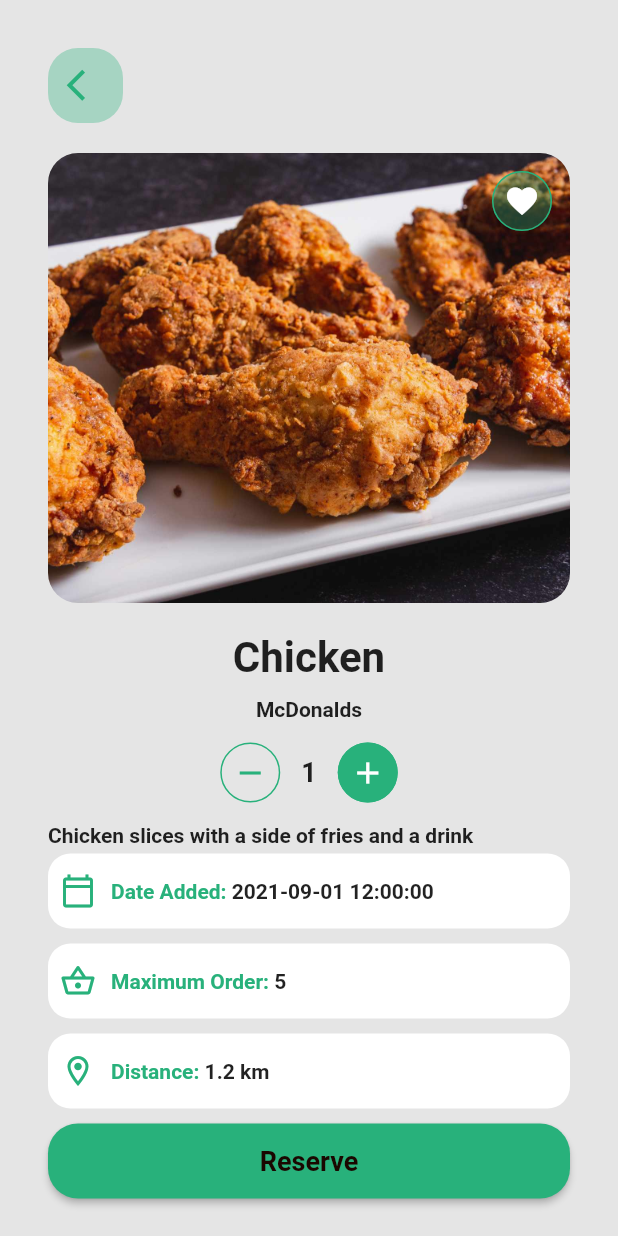
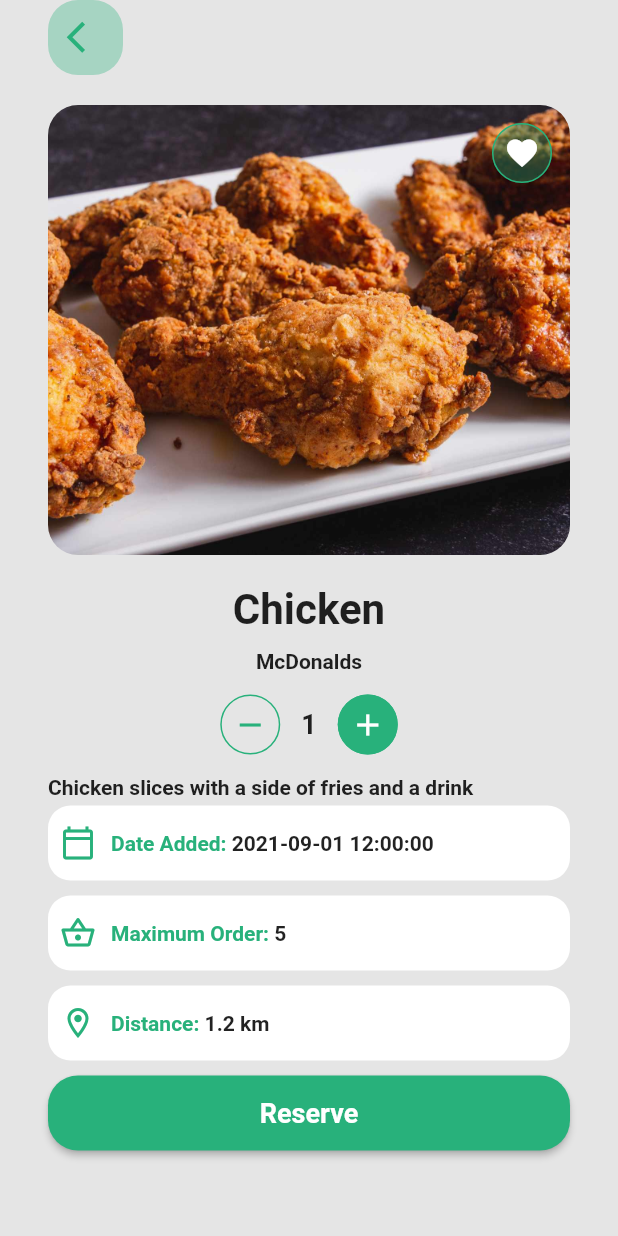
Before and after one commit to Radwan-Albahrani/Akalne, a Flutter app: the HomeRecipient screen opened directly, after a tap on "Chicken", on a phone screen of 412 x 824 dp. Run offline on Flutter 3.47's test engine with Material 2 defaults, Android fonts, the phone set to English and light mode, and no system bars; our stand-ins replace awesome_snackbar_content, cloud_firestore, file_picker, firebase_auth, firebase_core, firebase_storage and 7 more; missing offline and left inert: switch_up; accounts and stored records are empty; generated files the repository leaves out were written again.

Commit message:
small ui fixes in user screens

```diff
--- a/lib/recipient/features/homeMenu/screens/food_details.dart
+++ b/lib/recipient/features/homeMenu/screens/food_details.dart
@@ -18,8 +18,9 @@ class _FoodDetailsState extends State<FoodDetails> {
   @override
   Widget build(BuildContext context) {
     return Scaffold(
-      body: Padding(
-        padding: const EdgeInsets.only(top: 32.0, right: 32.0, left: 32.0),
+      body: SafeArea(
+        child: Padding(
+          padding: const EdgeInsets.symmetric( horizontal: 32),
           child: Column(
             mainAxisAlignment: MainAxisAlignment.start,
             children: [
@@ -313,6 +314,7 @@ class _FoodDetailsState extends State<FoodDetails> {
                             style: TextStyle(
                               fontSize: 18,
                               fontWeight: FontWeight.bold,
+                              color: Colors.white
                             ),
                           ),
                         ),
@@ -324,6 +326,7 @@ class _FoodDetailsState extends State<FoodDetails> {
             ],
           ),
         ),
+      ),
     );
   }
 }
--- a/lib/recipient/features/homeMenu/screens/widgets/food_item_card.dart
+++ b/lib/recipient/features/homeMenu/screens/widgets/food_item_card.dart
@@ -40,6 +40,7 @@ class FoodItemCard extends StatelessWidget {
             child: Padding(
               padding: const EdgeInsets.all(8.0),
               child: Row(
+                mainAxisAlignment: MainAxisAlignment.spaceAround,
                 children: [
                   Container(
                     width: 100,
```
Lines whose indentation alone changed are shown as unchanged.
